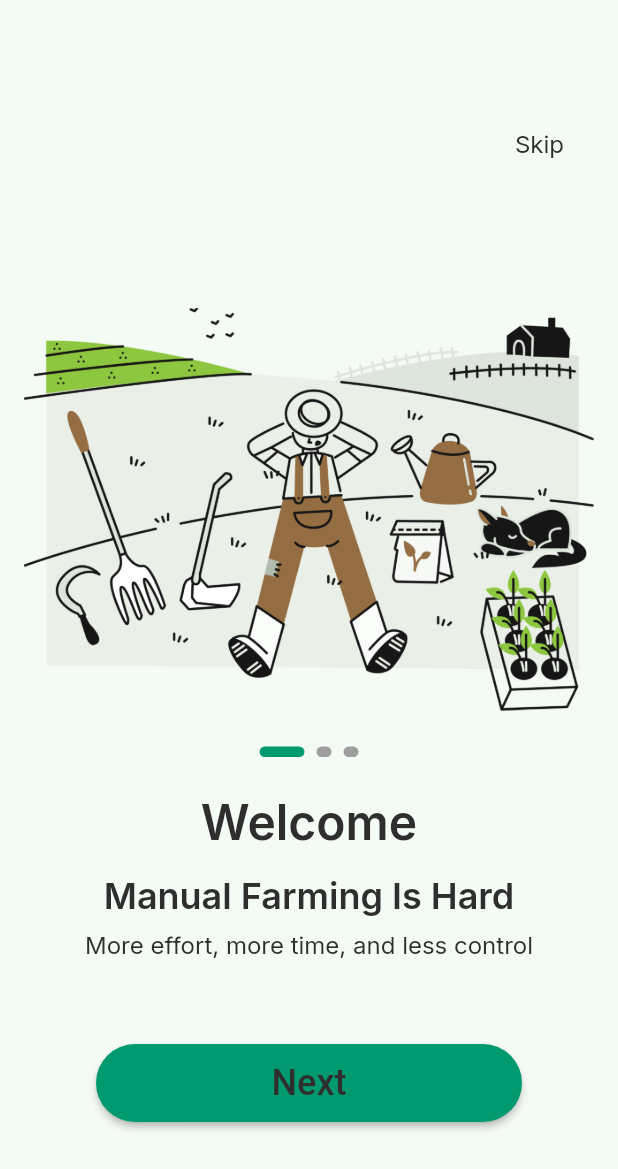
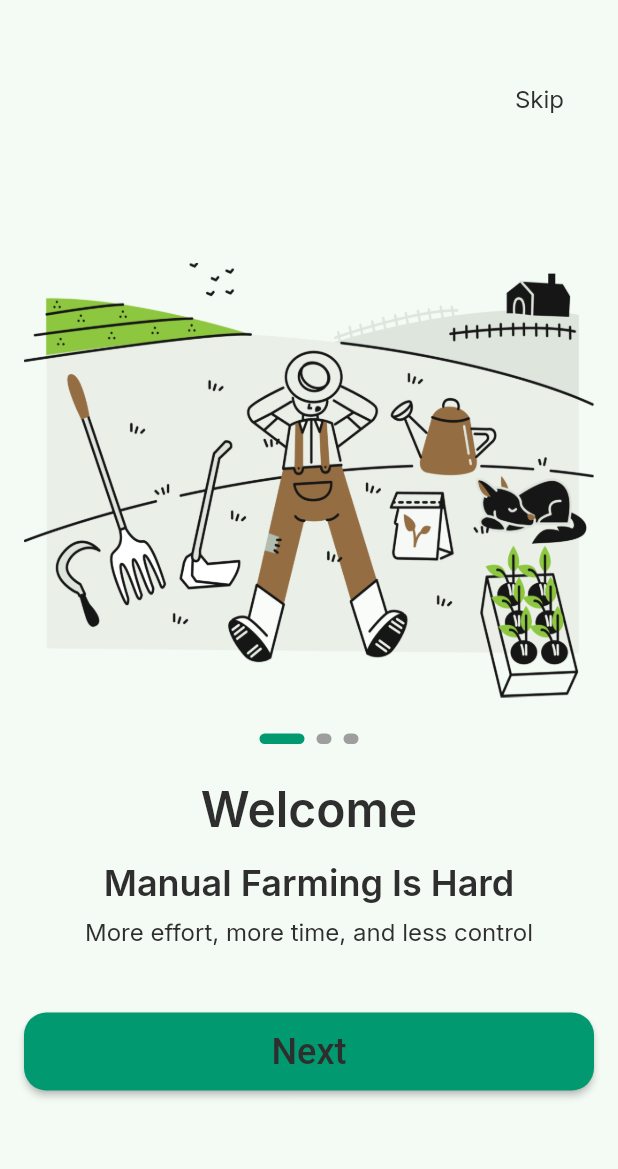
Before and after one commit to EbramWagdy1/GrowIQ, a Flutter app: the screen it shows after launch, on a phone screen of 412 x 824 dp. Shown: the top 1169 px of the screen. Run offline on Flutter 3.47's test engine with Material 3 defaults, Android fonts, the phone set to English and light mode, and no system bars; drawn by our look-alikes of smooth_page_indicator; our stand-ins replace go_router, google_fonts, lottie.

Commit message:
refactor our code

```diff
--- a/lib/core/functions/navigation.dart
+++ b/lib/core/functions/navigation.dart
@@ -3,3 +3,8 @@
 void customNavigate( dynamic context , String path) {
      GoRouter.of(context).push(path);
   }
+
+
+void customReplacementNavigate( dynamic context , String path) {
+     GoRouter.of(context).pushReplacement(path);
+  }
--- a/lib/core/widgets/custom_Buttom.dart
+++ b/lib/core/widgets/custom_Buttom.dart
@@ -14,7 +14,7 @@ class CustomButtom extends StatelessWidget {
       style: ElevatedButton.styleFrom(
         backgroundColor: AppColors.secondaryColor,
         shape: RoundedRectangleBorder(
-          borderRadius: BorderRadius.circular(32),
+          borderRadius: BorderRadius.circular(15),
         ),
       ),
        child: Text(text ?? "Next",
--- a/lib/feauters/onboarding/presentation/views/on_boarding_view.dart
+++ b/lib/feauters/onboarding/presentation/views/on_boarding_view.dart
@@ -11,13 +11,14 @@ class OnBoardingview extends StatelessWidget {
     return Scaffold( // Removed SafeArea
       body: Padding(
         padding: const EdgeInsets.all(16.0),
-        child: Column(
+        child: ListView(
+          physics: BouncingScrollPhysics(),
           children: [
-            const SizedBox(height: 50),
+            const SizedBox(height: 20),
             CustomNavbar(),
             const SizedBox(height: 80),
             Onboardingwidgetbody(),
-            CustomButtom(text: AppStrings.next),
+             CustomButtom(text: AppStrings.next),
             const SizedBox(height: 60),
           ],
         ),
--- a/lib/feauters/onboarding/presentation/widgets/onboardin_body.dart
+++ b/lib/feauters/onboarding/presentation/widgets/onboardin_body.dart
@@ -10,31 +10,46 @@ class Onboardingwidgetbody extends StatelessWidget {
   final PageController controller = PageController();
   @override
   Widget build(BuildContext context) {
-    return Expanded(
+    return SizedBox(
+      height: 500,
       child: PageView.builder(
+        physics: BouncingScrollPhysics(),
         controller: controller,
         itemCount: 3,
         itemBuilder: (context, index) {
           return Column(
             children: [
-              Image.asset(Assets.imagesOnboarding1),
+             Container(
+              height: 290,
+              width: 380 ,
+              decoration: BoxDecoration(
+                image: DecorationImage(
+                  image: AssetImage(Assets.imagesOnboarding1),
+                 fit: BoxFit.fill
+                ),
+
+              ),
+             ),
               const SizedBox(height: 24),
              Customesmoothpageindicator(controller: controller),
               const SizedBox(height: 24),
              Text(
               "Welcome",
               style: AppTextStyles.headlineLarge,
+              maxLines: 1,
             ),
               const SizedBox(height: 16),
              Text(
               AppStrings.onboardingTitle1,
               style: AppTextStyles.titleMedium,
+              maxLines: 2,
             ),
               const SizedBox(height: 8),
                  Text(
               AppStrings.onboardingDesc1,
               style: AppTextStyles.bodyText1,
               textAlign: TextAlign.center,
+              maxLines: 2,
             ),
 
             ],
--- a/lib/feauters/splach/presentation/views/splach_screen.dart
+++ b/lib/feauters/splach/presentation/views/splach_screen.dart
@@ -97,8 +97,9 @@ class _SplashViewState extends State<SplashView> {
 
 }
 
+
   void delayedNavgation(dynamic context) {
     Future.delayed(const Duration(seconds: 3), () {
-      customNavigate(context, '/onBoarding');
+      customReplacementNavigate(context, '/onBoarding');
     });
   }
```
Also changed, not shown: lib/core/routing/app_router.dart (line endings or trailing spaces), lib/main.dart (line endings or trailing spaces).
